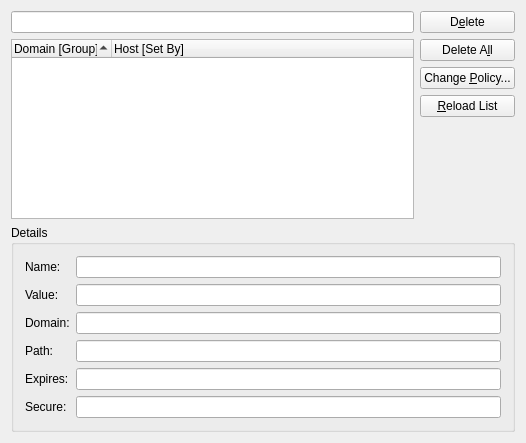
This is konqueror/settings/kio/kcookiesmanagementdlg.ui in KDE/konqueror as Qt 5 draws it before an edit. The edited form follows.
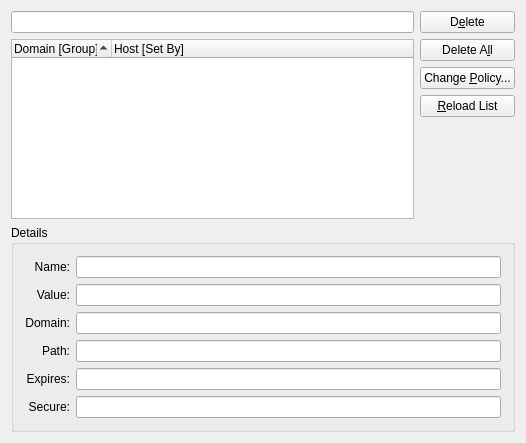
This is the edited form. Custom widgets are drawn as their Qt base class.

```diff
--- a/konqueror/settings/kio/kcookiesmanagementdlg.ui
+++ b/konqueror/settings/kio/kcookiesmanagementdlg.ui
@@ -107,6 +107,9 @@
         <property name="text" >
          <string>Name:</string>
         </property>
+        <property name="alignment" >
+         <set>Qt::AlignRight|Qt::AlignTrailing|Qt::AlignVCenter</set>
+        </property>
         <property name="wordWrap" >
          <bool>false</bool>
         </property>
@@ -127,6 +130,9 @@
         <property name="text" >
          <string>Value:</string>
         </property>
+        <property name="alignment" >
+         <set>Qt::AlignRight|Qt::AlignTrailing|Qt::AlignVCenter</set>
+        </property>
         <property name="wordWrap" >
          <bool>false</bool>
         </property>
@@ -147,6 +153,9 @@
         <property name="text" >
          <string>Domain:</string>
         </property>
+        <property name="alignment" >
+         <set>Qt::AlignRight|Qt::AlignTrailing|Qt::AlignVCenter</set>
+        </property>
         <property name="wordWrap" >
          <bool>false</bool>
         </property>
@@ -167,6 +176,9 @@
         <property name="text" >
          <string>Path:</string>
         </property>
+        <property name="alignment" >
+         <set>Qt::AlignRight|Qt::AlignTrailing|Qt::AlignVCenter</set>
+        </property>
         <property name="wordWrap" >
          <bool>false</bool>
         </property>
@@ -187,6 +199,9 @@
         <property name="text" >
          <string>Expires:</string>
         </property>
+        <property name="alignment" >
+         <set>Qt::AlignRight|Qt::AlignTrailing|Qt::AlignVCenter</set>
+        </property>
         <property name="wordWrap" >
          <bool>false</bool>
         </property>
@@ -207,6 +222,9 @@
         <property name="text" >
          <string>Secure:</string>
         </property>
+        <property name="alignment" >
+         <set>Qt::AlignRight|Qt::AlignTrailing|Qt::AlignVCenter</set>
+        </property>
         <property name="wordWrap" >
          <bool>false</bool>
         </property>
```
